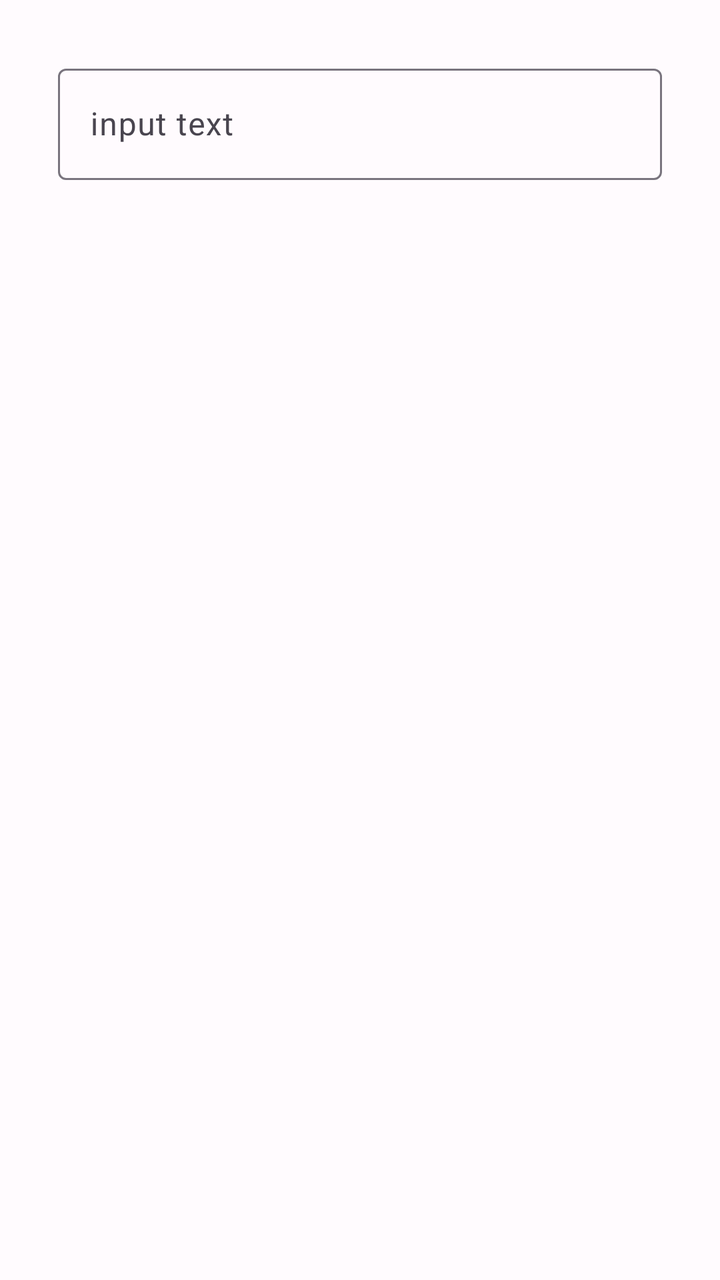
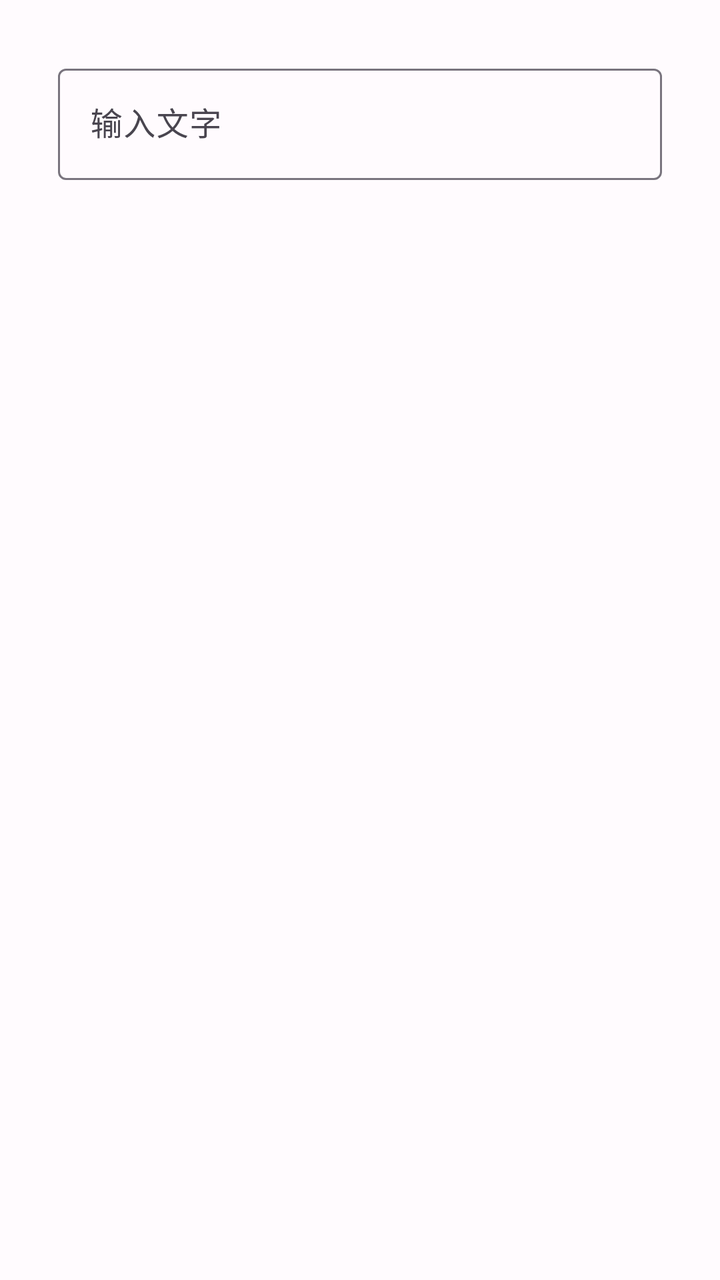

Before-and-after screenshots of an Android layout around one commit, followed by the original layout XML and the change that was made.
<!-- AndroidManifest.xml: application theme AppTheme -->
<!-- res/layout/layout_input.xml -->
<?xml version="1.0" encoding="utf-8"?>
<FrameLayout
    xmlns:android="http://schemas.android.com/apk/res/android"
    xmlns:app="http://schemas.android.com/apk/res-auto"
    android:layout_width="match_parent"
    android:layout_height="wrap_content"
    android:paddingTop="?attr/dialogPreferredPadding"
    android:paddingStart="?attr/dialogPreferredPadding"
    android:paddingEnd="?attr/dialogPreferredPadding">

    <com.google.android.material.textfield.TextInputLayout
        android:id="@+id/text_input_layout"
        android:layout_width="match_parent"
        android:layout_height="wrap_content"
        android:layout_margin="5dp"
        android:hint="input text">

        <com.google.android.material.textfield.TextInputEditText
            android:id="@+id/text_input_edit"
            android:layout_width="match_parent"
            android:layout_height="wrap_content"/>
    </com.google.android.material.textfield.TextInputLayout>
</FrameLayout>
<!-- resources referenced by this layout -->
<resources>
  <style name="AppTheme" parent="Theme.Material3.Light.NoActionBar">
          <item name="colorPrimary">@color/md_theme_light_primary</item>
          <item name="colorOnPrimary">@color/md_theme_light_onPrimary</item>
          <item name="colorPrimaryContainer">@color/md_theme_light_primaryContainer</item>
          <item name="colorOnPrimaryContainer">@color/md_theme_light_onPrimaryContainer</item>
          <item name="colorSecondary">@color/md_theme_light_secondary</item>
          <item name="colorOnSecondary">@color/md_theme_light_onSecondary</item>
          <item name="colorSecondaryContainer">@color/md_theme_light_secondaryContainer</item>
          <item name="colorOnSecondaryContainer">@color/md_theme_light_onSecondaryContainer</item>
          <item name="colorTertiary">@color/md_theme_light_tertiary</item>
          <item name="colorOnTertiary">@color/md_theme_light_onTertiary</item>
          <item name="colorTertiaryContainer">@color/md_theme_light_tertiaryContainer</item>
          <item name="colorOnTertiaryContainer">@color/md_theme_light_onTertiaryContainer</item>
          <item name="colorError">@color/md_theme_light_error</item>
          <item name="colorOnError">@color/md_theme_light_onError</item>
          <item name="colorErrorContainer">@color/md_theme_light_errorContainer</item>
          <item name="colorOnErrorContainer">@color/md_theme_light_onErrorContainer</item>
          <item name="colorOutline">@color/md_theme_light_outline</item>
          <item name="android:colorBackground">@color/md_theme_light_background</item>
          <item name="colorOnBackground">@color/md_theme_light_onBackground</item>
          <item name="colorSurface">@color/md_theme_light_surface</item>
          <item name="colorOnSurface">@color/md_theme_light_onSurface</item>
          <item name="colorSurfaceVariant">@color/md_theme_light_surfaceVariant</item>
          <item name="colorOnSurfaceVariant">@color/md_theme_light_onSurfaceVariant</item>
          <item name="colorSurfaceInverse">@color/md_theme_light_inverseSurface</item>
          <item name="colorOnSurfaceInverse">@color/md_theme_light_inverseOnSurface</item>
          <item name="colorPrimaryInverse">@color/md_theme_light_inversePrimary</item>
      </style>
  <color name="md_theme_light_primary">#6750A4</color>
  <color name="md_theme_light_onPrimary">#FFFFFF</color>
  <color name="md_theme_light_primaryContainer">#EADDFF</color>
  <color name="md_theme_light_onPrimaryContainer">#21005D</color>
  <color name="md_theme_light_secondary">#625B71</color>
  <color name="md_theme_light_onSecondary">#FFFFFF</color>
  <color name="md_theme_light_secondaryContainer">#E8DEF8</color>
  <color name="md_theme_light_onSecondaryContainer">#1D192B</color>
  <color name="md_theme_light_tertiary">#7D5260</color>
  <color name="md_theme_light_onTertiary">#FFFFFF</color>
  <color name="md_theme_light_tertiaryContainer">#FFD8E4</color>
  <color name="md_theme_light_onTertiaryContainer">#31111D</color>
  <color name="md_theme_light_error">#B3261E</color>
  <color name="md_theme_light_onError">#FFFFFF</color>
  <color name="md_theme_light_errorContainer">#F9DEDC</color>
  <color name="md_theme_light_onErrorContainer">#410E0B</color>
  <color name="md_theme_light_outline">#79747E</color>
  <color name="md_theme_light_background">#FFFBFE</color>
  <color name="md_theme_light_onBackground">#1C1B1F</color>
  <color name="md_theme_light_surface">#FFFBFE</color>
  <color name="md_theme_light_onSurface">#1C1B1F</color>
  <color name="md_theme_light_surfaceVariant">#E7E0EC</color>
  <color name="md_theme_light_onSurfaceVariant">#49454F</color>
  <color name="md_theme_light_inverseSurface">#313033</color>
  <color name="md_theme_light_inverseOnSurface">#F4EFF4</color>
  <color name="md_theme_light_inversePrimary">#D0BCFF</color>
</resources>

<!-- the commit's change to res/layout/layout_input.xml (unified diff, before → after) -->
@@ -1,23 +1,23 @@
 <?xml version="1.0" encoding="utf-8"?>
-<FrameLayout
-    xmlns:android="http://schemas.android.com/apk/res/android"
-    xmlns:app="http://schemas.android.com/apk/res-auto"
+<FrameLayout xmlns:android="http://schemas.android.com/apk/res/android"
+    xmlns:tools="http://schemas.android.com/tools"
     android:layout_width="match_parent"
     android:layout_height="wrap_content"
+    android:paddingStart="?attr/dialogPreferredPadding"
     android:paddingTop="?attr/dialogPreferredPadding"
-    android:paddingStart="?attr/dialogPreferredPadding"
-    android:paddingEnd="?attr/dialogPreferredPadding">
+    android:paddingEnd="?attr/dialogPreferredPadding"
+    tools:viewBindingIgnore="true">
 
     <com.google.android.material.textfield.TextInputLayout
         android:id="@+id/text_input_layout"
         android:layout_width="match_parent"
         android:layout_height="wrap_content"
         android:layout_margin="5dp"
-        android:hint="input text">
+        android:hint="@string/input_hint">
 
         <com.google.android.material.textfield.TextInputEditText
             android:id="@+id/text_input_edit"
             android:layout_width="match_parent"
-            android:layout_height="wrap_content"/>
+            android:layout_height="wrap_content" />
     </com.google.android.material.textfield.TextInputLayout>
 </FrameLayout>
<!-- resource entries referenced after the edit -->
@@ -1,5 +1,6 @@
 <!-- resources referenced by this layout -->
 <resources>
+  <string name="input_hint">输入文字</string>
   <style name="AppTheme" parent="Theme.Material3.Light.NoActionBar">
           <item name="colorPrimary">@color/md_theme_light_primary</item>
           <item name="colorOnPrimary">@color/md_theme_light_onPrimary</item>
